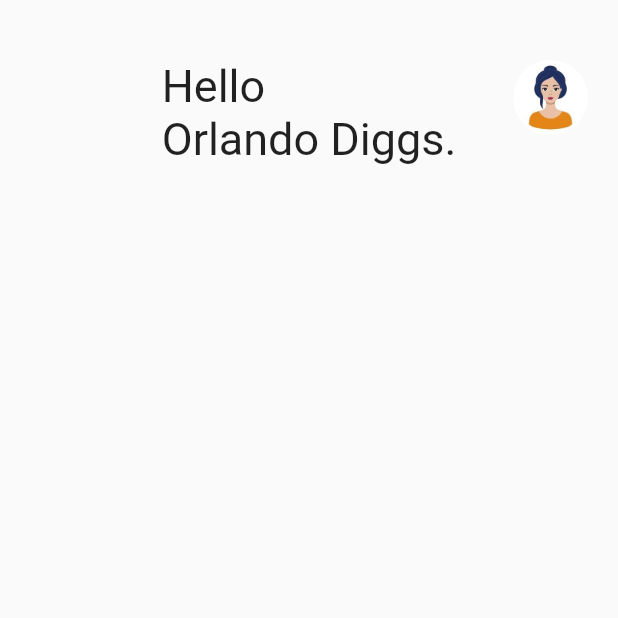
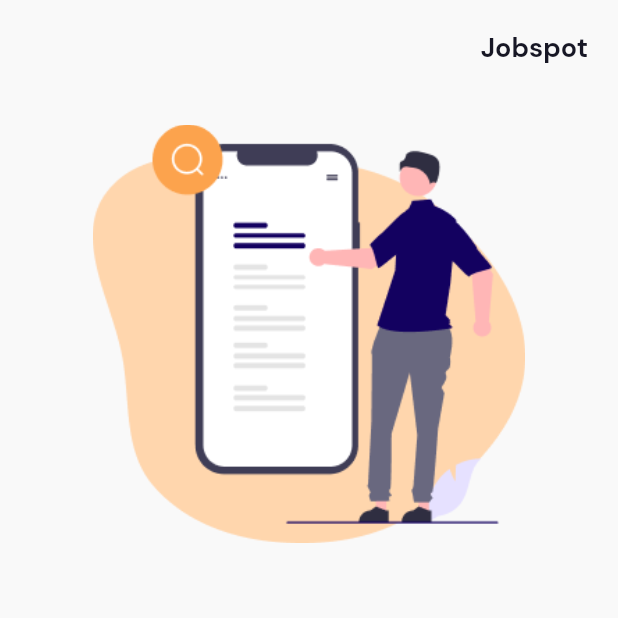
Before and after one commit to mirfan23/Job_finder, a Flutter app: the screen it shows after launch, on a phone screen of 412 x 824 dp, the top half of it. Run offline on Flutter 3.47's test engine with Material 2 defaults, Android fonts, the phone set to English and light mode, and no system bars; our stand-ins replace get.

```diff
--- /dev/null
+++ b/lib/app/modules/splash_screen/controllers/splash_screen_controller.dart
@@ -0,0 +1,3 @@
+import 'package:get/get.dart';
+
+class SplashScreenController extends GetxController {}
--- /dev/null
+++ b/lib/app/modules/splash_screen/views/splash_screen_view.dart
@@ -0,0 +1,48 @@
+import 'package:flutter/material.dart';
+
+import 'package:get/get.dart';
+import 'package:job_finder/app/values/colors.dart';
+import 'package:job_finder/app/values/styles.dart';
+
+import '../controllers/splash_screen_controller.dart';
+
+class SplashScreenView extends GetView<SplashScreenController> {
+  @override
+  Widget build(BuildContext context) {
+    return Scaffold(
+      backgroundColor: MyColors.white,
+      body: SafeArea(
+        child: SingleChildScrollView(
+          child: Column(
+            children: [
+              SizedBox(
+                height: 20,
+              ),
+              Padding(
+                padding: EdgeInsets.symmetric(horizontal: 20),
+                child: Align(
+                  alignment: Alignment.topRight,
+                  child: Text(
+                    "Jobspot",
+                    style: TextStyle(
+                      fontFamily: MyStyles.Bold,
+                      fontSize: 18,
+                      color: MyColors.black,
+                    ),
+                  ),
+                ),
+              ),
+              SizedBox(
+                height: 40,
+              ),
+              Image(
+                width: Get.width * 0.7,
+                image: AssetImage("assets/images/slashscreen_vector.png"),
+              ),
+            ],
+          ),
+        ),
+      ),
+    );
+  }
+}
--- a/lib/app/routes/app_routes.dart
+++ b/lib/app/routes/app_routes.dart
@@ -7,8 +7,10 @@ abstract class Routes {
   Routes._();
 
   static const HOME = _Paths.HOME;
+  static const SPLASH_SCREEN = _Paths.SPLASH_SCREEN;
 }
 
 abstract class _Paths {
   static const HOME = '/home';
+  static const SPLASH_SCREEN = '/splash-screen';
 }
--- a/lib/app/values/colors.dart
+++ b/lib/app/values/colors.dart
@@ -19,6 +19,6 @@ class MyColors {
   static Color grey = Color.fromRGBO(146, 146, 157, 1);
   static Color grey50 = Color.fromRGBO(146, 146, 157, 0.5);
   static Color whiteGrey = Color.fromRGBO(235, 235, 239, 1);
-  static Color white = Color.fromRGBO(255, 255, 255, 1);
+  static Color white = Color.fromRGBO(249, 249, 249, 1);
   static Color lineDark = Color.fromRGBO(234, 234, 234, 1);
 }
--- a/lib/app/values/strings.dart
+++ b/lib/app/values/strings.dart
@@ -1 +1,3 @@
-class MyStrings {}
+class MyStrings {
+
+}
```
Also changed, not shown: lib/app/modules/splash_screen/bindings/splash_screen_binding.dart (added, +12 -0 lines), lib/app/routes/app_pages.dart (+11 -3 lines), lib/main.dart (+4 -3 lines), assets/images/slashscreen_vector.png (added).
